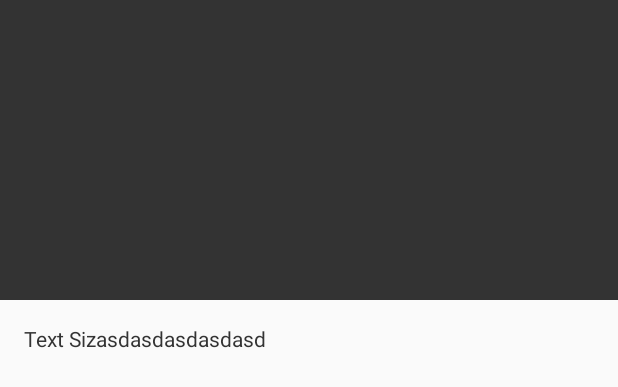
After one commit to esafirm/conductor-extra, an Android app: the layout controller_detail_with_props.xml on its own in the app's theme, with its tools: preview values and no code run, on a phone screen of 412 x 824 dp. The commit adds this screen. Shown: the top 387 px of the screen. Run offline under Robolectric (Android 15) with nearby library versions, the phone set to English and light mode, and no system bars.

Commit message:
Add properties argument sample

```diff
--- a/build.gradle
+++ b/build.gradle
@@ -1,5 +1,5 @@
 buildscript {
-    ext.kotlin_version = '1.1.2-4'
+    ext.kotlin_version = '1.1.2-2'
     repositories {
         jcenter()
     }
--- a/library/src/main/java/extra/conductor/esafirm/com/conductorextra/components/AbsController.kt
+++ b/library/src/main/java/extra/conductor/esafirm/com/conductorextra/components/AbsController.kt
@@ -36,7 +36,7 @@ abstract class AbsController : Controller {
         onSetupComponent()
         return inflater.inflate(getLayoutResId(), container, false)
                 .also {
-                    unbinder = ButterKnife.bind(this, it)
+                    unbinder = ButterKnife.bind(this@AbsController, it)
                     onViewBound(it)
                 }
     }
--- a/library/src/main/java/extra/conductor/esafirm/com/conductorextra/Routes.kt
+++ b/library/src/main/java/extra/conductor/esafirm/com/conductorextra/transaction/Routes.kt
@@ -1,4 +1,4 @@
-package extra.conductor.esafirm.com.conductorextra
+package extra.conductor.esafirm.com.conductorextra.transaction
 
 import com.bluelinelabs.conductor.Controller
 import com.bluelinelabs.conductor.ControllerChangeHandler
--- a/sample/build.gradle
+++ b/sample/build.gradle
@@ -1,5 +1,6 @@
 apply plugin: 'com.android.application'
 apply plugin: 'kotlin-android'
+apply plugin: 'kotlin-kapt'
 
 android {
     compileSdkVersion 25
@@ -32,6 +33,10 @@ dependencies {
 
     /* For Demo */
     compile 'com.squareup.picasso:picasso:2.5.2'
+    compile 'nz.bradcampbell:paperparcel:2.0.1'
+    compile 'nz.bradcampbell:paperparcel-kotlin:2.0.1'
+    kapt 'nz.bradcampbell:paperparcel-compiler:2.0.1'
+    kapt 'com.jakewharton:butterknife-compiler:8.6.0'
 
     androidTestCompile('com.android.support.test.espresso:espresso-core:2.2.2', {
         exclude group: 'com.android.support', module: 'support-annotations'
--- /dev/null
+++ b/sample/src/main/res/layout/controller_detail_with_props.xml
@@ -0,0 +1,23 @@
+<?xml version="1.0" encoding="utf-8"?>
+<LinearLayout
+    xmlns:android="http://schemas.android.com/apk/res/android"
+    xmlns:tools="http://schemas.android.com/tools"
+    android:layout_width="match_parent"
+    android:layout_height="match_parent"
+    android:orientation="vertical">
+
+    <ImageView
+        android:id="@+id/detail_img"
+        android:layout_width="match_parent"
+        android:layout_height="200dp"
+        android:background="#333"/>
+
+    <TextView
+        android:id="@+id/detail_txt"
+        android:layout_width="match_parent"
+        android:layout_height="match_parent"
+        android:padding="16dp"
+        android:textColor="#333"
+        tools:text="Text Sizasdasdasdasdasd"/>
+
+</LinearLayout>
```
Also changed, not shown: library/src/main/java/extra/conductor/esafirm/com/conductorextra/ParcelableExt.kt (added, +12 -0 lines), sample/src/main/java/extra/conductor/esafirm/com/sample/DetailProps.kt (added, +11 -0 lines), sample/src/main/java/extra/conductor/esafirm/com/sample/DetailWithPropsController.kt (added, +31 -0 lines), sample/src/main/java/extra/conductor/esafirm/com/sample/MainController.kt (+19 -5 lines), library/src/main/java/extra/conductor/esafirm/com/conductorextra/ControllerExt.kt (renamed from library/src/main/java/extra/conductor/esafirm/com/conductorextra/ControllerExtension.kt), library/src/main/java/extra/conductor/esafirm/com/conductorextra/RouterExt.kt (renamed from library/src/main/java/extra/conductor/esafirm/com/conductorextra/RouterExtension.kt).
